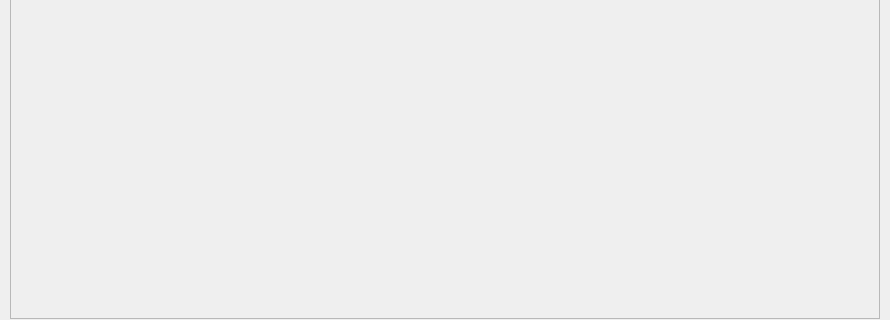
Old version of the form stacer/Pages/Resources/resources_page.ui in the repository oguzhaninan/Stacer; both pictures show x 0 to 890 and y 217 to 537 of the 890 by 537 pixel window.
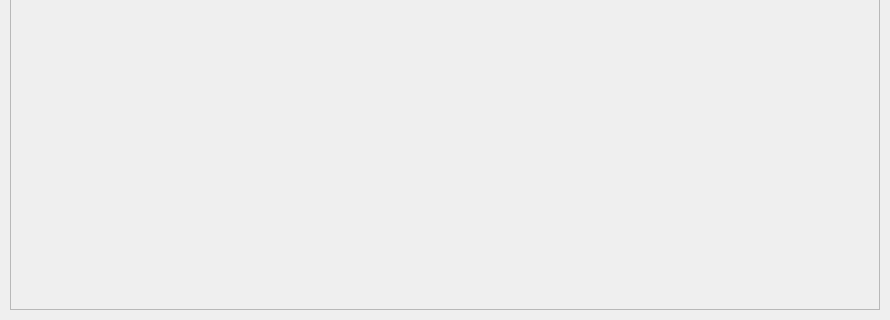
New version of the form.

```diff
--- a/stacer/Pages/Resources/resources_page.ui
+++ b/stacer/Pages/Resources/resources_page.ui
@@ -27,7 +27,7 @@
     <number>10</number>
    </property>
    <property name="bottomMargin">
-    <number>1</number>
+    <number>10</number>
    </property>
    <item>
     <widget class="QScrollArea" name="resourceScrollArea">
@@ -40,7 +40,7 @@
         <x>0</x>
         <y>0</y>
         <width>868</width>
-        <height>534</height>
+        <height>525</height>
        </rect>
       </property>
       <property name="sizePolicy">
@@ -63,7 +63,7 @@
         <number>10</number>
        </property>
        <property name="bottomMargin">
-        <number>10</number>
+        <number>0</number>
        </property>
       </layout>
      </widget>
```
